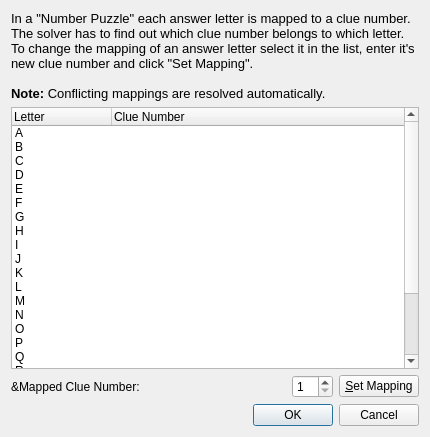
zero804/krossword, file src/clue_number_mapping.ui: the form before one commit.
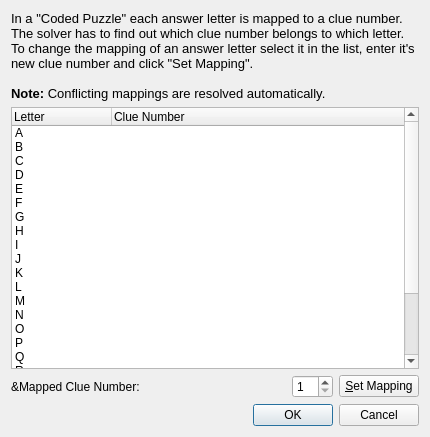
The form after the commit.

Patch:
```diff
--- a/src/clue_number_mapping.ui
+++ b/src/clue_number_mapping.ui
@@ -20,11 +20,11 @@
       <string>&lt;!DOCTYPE HTML PUBLIC &quot;-//W3C//DTD HTML 4.0//EN&quot; &quot;http://www.w3.org/TR/REC-html40/strict.dtd&quot;&gt;
 &lt;html&gt;&lt;head&gt;&lt;meta name=&quot;qrichtext&quot; content=&quot;1&quot; /&gt;&lt;style type=&quot;text/css&quot;&gt;
 p, li { white-space: pre-wrap; }
-&lt;/style&gt;&lt;/head&gt;&lt;body style=&quot; font-family:'FreeSans'; font-size:10pt; font-weight:400; font-style:normal;&quot;&gt;
-&lt;p style=&quot; margin-top:0px; margin-bottom:0px; margin-left:0px; margin-right:0px; -qt-block-indent:0; text-indent:0px;&quot;&gt;In a &quot;Number Puzzle&quot; each answer letter is mapped to a clue number. The solver has to find out which clue number belongs to which letter.&lt;/p&gt;
-&lt;p style=&quot; margin-top:0px; margin-bottom:0px; margin-left:0px; margin-right:0px; -qt-block-indent:0; text-indent:0px;&quot;&gt;To change the mapping of an answer letter select it in the list, enter it's new clue number and click &quot;Set Mapping&quot;.&lt;/p&gt;
-&lt;p style=&quot;-qt-paragraph-type:empty; margin-top:0px; margin-bottom:0px; margin-left:0px; margin-right:0px; -qt-block-indent:0; text-indent:0px;&quot;&gt;&lt;/p&gt;
-&lt;p style=&quot; margin-top:0px; margin-bottom:0px; margin-left:0px; margin-right:0px; -qt-block-indent:0; text-indent:0px;&quot;&gt;&lt;span style=&quot; font-weight:600;&quot;&gt;Note:&lt;/span&gt; Conflicting mappings are resolved automatically.&lt;/p&gt;&lt;/body&gt;&lt;/html&gt;</string>
+&lt;/style&gt;&lt;/head&gt;&lt;body style=&quot; font-family:'Noto Sans'; font-size:9pt; font-weight:400; font-style:normal;&quot;&gt;
+&lt;p style=&quot; margin-top:0px; margin-bottom:0px; margin-left:0px; margin-right:0px; -qt-block-indent:0; text-indent:0px;&quot;&gt;&lt;span style=&quot; font-family:'FreeSans'; font-size:10pt;&quot;&gt;In a &amp;quot;Coded Puzzle&amp;quot; each answer letter is mapped to a clue number. The solver has to find out which clue number belongs to which letter.&lt;/span&gt;&lt;/p&gt;
+&lt;p style=&quot; margin-top:0px; margin-bottom:0px; margin-left:0px; margin-right:0px; -qt-block-indent:0; text-indent:0px;&quot;&gt;&lt;span style=&quot; font-family:'FreeSans'; font-size:10pt;&quot;&gt;To change the mapping of an answer letter select it in the list, enter it's new clue number and click &amp;quot;Set Mapping&amp;quot;.&lt;/span&gt;&lt;/p&gt;
+&lt;p style=&quot;-qt-paragraph-type:empty; margin-top:0px; margin-bottom:0px; margin-left:0px; margin-right:0px; -qt-block-indent:0; text-indent:0px; font-family:'FreeSans'; font-size:10pt;&quot;&gt;&lt;br /&gt;&lt;/p&gt;
+&lt;p style=&quot; margin-top:0px; margin-bottom:0px; margin-left:0px; margin-right:0px; -qt-block-indent:0; text-indent:0px;&quot;&gt;&lt;span style=&quot; font-family:'FreeSans'; font-size:10pt; font-weight:600;&quot;&gt;Note:&lt;/span&gt;&lt;span style=&quot; font-family:'FreeSans'; font-size:10pt;&quot;&gt; Conflicting mappings are resolved automatically.&lt;/span&gt;&lt;/p&gt;&lt;/body&gt;&lt;/html&gt;</string>
      </property>
      <property name="wordWrap">
       <bool>true</bool>
```
